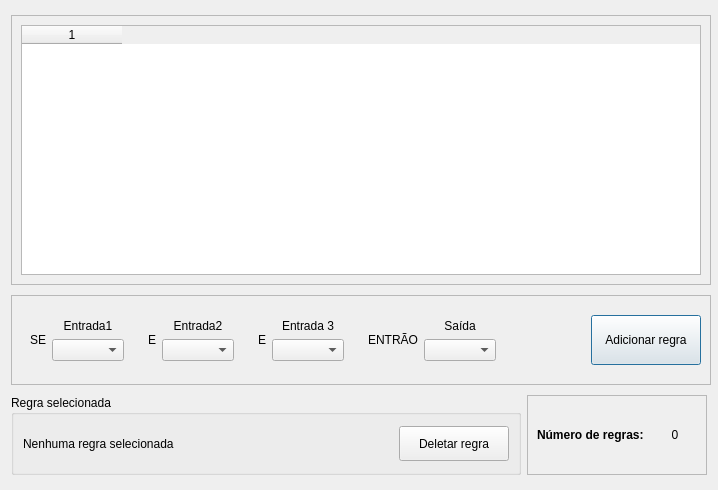
carvalhojldc/fuzzy-control, file src/rulewindow.ui: the form before one commit.
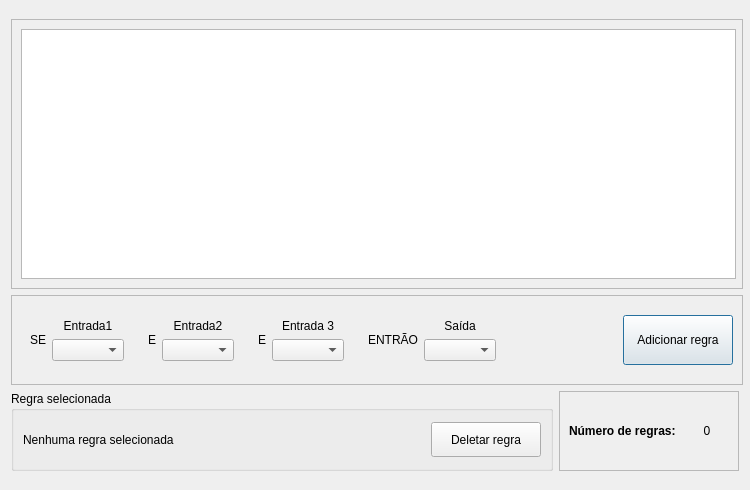
The form after the commit.

Diff of the .ui file:
```diff
--- a/src/rulewindow.ui
+++ b/src/rulewindow.ui
@@ -6,7 +6,7 @@
    <rect>
     <x>0</x>
     <y>0</y>
-    <width>718</width>
+    <width>750</width>
     <height>490</height>
    </rect>
   </property>
@@ -18,13 +18,13 @@
   </property>
   <property name="minimumSize">
    <size>
-    <width>718</width>
+    <width>750</width>
     <height>490</height>
    </size>
   </property>
   <property name="maximumSize">
    <size>
-    <width>718</width>
+    <width>750</width>
     <height>490</height>
    </size>
   </property>
@@ -33,6 +33,8 @@
   </property>
   <layout class="QGridLayout" name="gridLayout_14">
    <item row="0" column="0">
+    <layout class="QGridLayout" name="gridLayout_13">
+     <item row="0" column="0" colspan="2">
     <widget class="QFrame" name="frame_2">
      <property name="sizePolicy">
       <sizepolicy hsizetype="Fixed" vsizetype="Fixed">
@@ -42,13 +44,13 @@
      </property>
      <property name="minimumSize">
       <size>
-       <width>700</width>
+         <width>732</width>
        <height>270</height>
       </size>
      </property>
      <property name="maximumSize">
       <size>
-       <width>700</width>
+         <width>732</width>
        <height>270</height>
       </size>
      </property>
@@ -63,36 +65,39 @@
        <widget class="QTableWidget" name="tableWidget">
         <property name="minimumSize">
          <size>
-          <width>680</width>
+            <width>715</width>
           <height>250</height>
          </size>
         </property>
         <property name="maximumSize">
          <size>
-          <width>680</width>
+            <width>715</width>
           <height>250</height>
          </size>
         </property>
         <property name="columnCount">
          <number>1</number>
         </property>
+          <attribute name="horizontalHeaderVisible">
+           <bool>false</bool>
+          </attribute>
         <column/>
        </widget>
       </item>
      </layout>
     </widget>
    </item>
-   <item row="1" column="0">
+     <item row="1" column="0" colspan="2">
     <widget class="QFrame" name="frame">
      <property name="minimumSize">
       <size>
-       <width>700</width>
+         <width>732</width>
        <height>90</height>
       </size>
      </property>
      <property name="maximumSize">
       <size>
-       <width>700</width>
+         <width>732</width>
        <height>90</height>
       </size>
      </property>
@@ -290,8 +295,6 @@
     </widget>
    </item>
    <item row="2" column="0">
-    <layout class="QGridLayout" name="gridLayout_13">
-     <item row="0" column="0">
       <widget class="QGroupBox" name="groupBox">
        <property name="title">
         <string>Regra selecionada</string>
@@ -318,6 +321,18 @@
         </item>
         <item row="0" column="0">
          <widget class="QLabel" name="label_currentRule">
+          <property name="minimumSize">
+           <size>
+            <width>0</width>
+            <height>35</height>
+           </size>
+          </property>
+          <property name="maximumSize">
+           <size>
+            <width>16777215</width>
+            <height>35</height>
+           </size>
+          </property>
           <property name="text">
            <string>Nenhuma regra selecionada</string>
           </property>
@@ -335,7 +350,7 @@
        </layout>
       </widget>
      </item>
-     <item row="0" column="1">
+     <item row="2" column="1">
       <widget class="QFrame" name="frame_3">
        <property name="minimumSize">
         <size>
```
Lines whose indentation alone changed are shown as unchanged.
